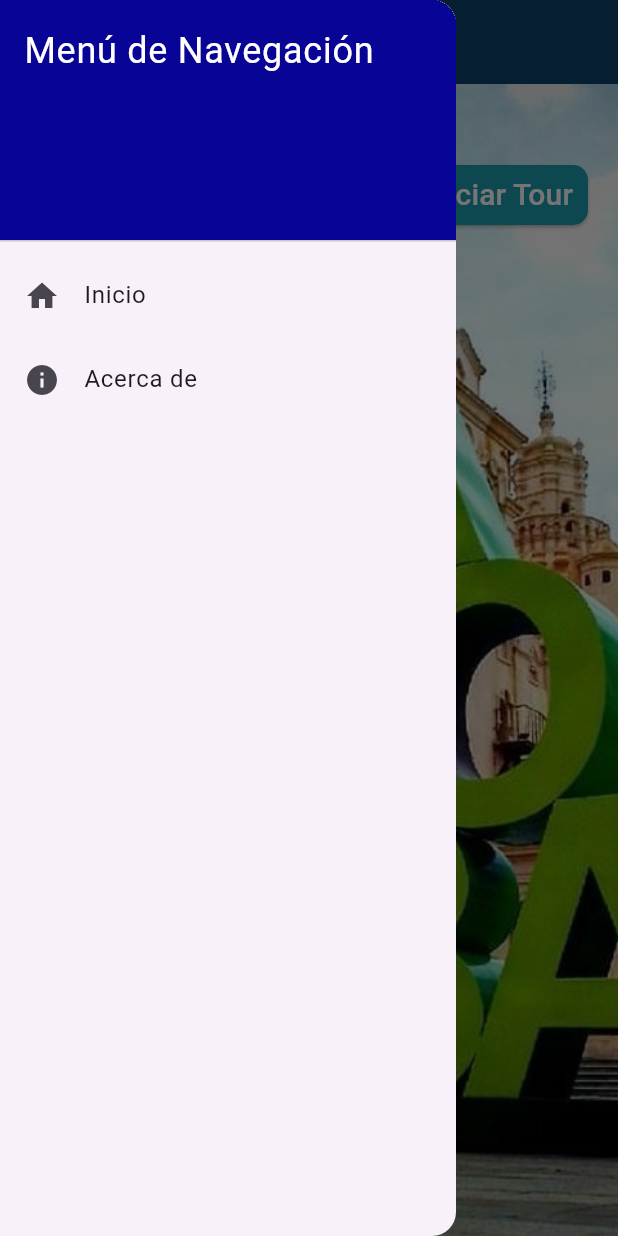
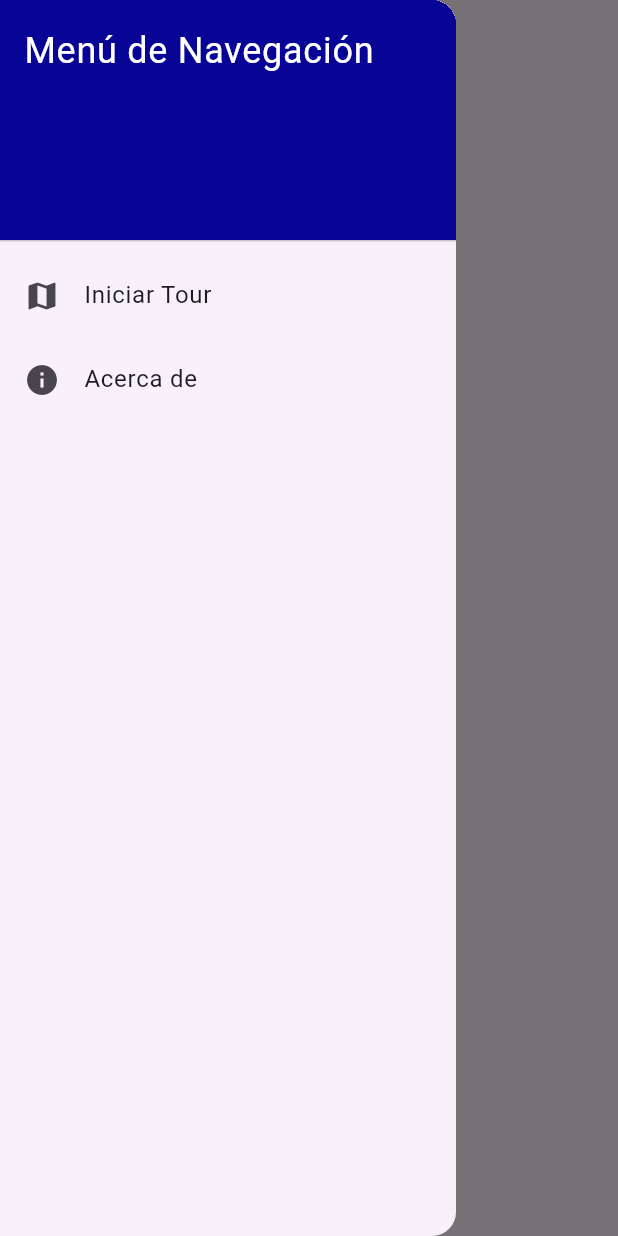
Before and after one commit to EstebanLescano/city_tour, a Flutter app: the screen it shows after launch, with the side drawer open, on a phone screen of 412 x 824 dp. Run offline on Flutter 3.47's test engine with Material 3 defaults, Android fonts, the phone set to English and light mode, and no system bars.

Commit message:
3 commit

```diff
--- a/lib/main.dart
+++ b/lib/main.dart
@@ -1,11 +1,12 @@
 import 'package:flutter/material.dart';
+import 'screens/home_screen.dart';
 
 void main() {
-  runApp(const CityTourApp());
+  runApp(CityTourApp());
 }
 
 class CityTourApp extends StatelessWidget {
-  const CityTourApp({super.key});
+  CityTourApp({super.key});
 
   @override
   Widget build(BuildContext context) {
@@ -16,120 +17,120 @@ class CityTourApp extends StatelessWidget {
         colorScheme: ColorScheme.fromSeed(seedColor: Colors.deepPurple),
       ),
       // MyHomePage debe estar definido aquí o importado.
-      home: const MyHomePage(title: 'CITY TOUR'),
+      home: HomeScreen(),
     );
   }
 }
 
-class MyHomePage extends StatelessWidget {
-  // ⭐ Constructor MyHomePage: Añadir 'const'
-  const MyHomePage({super.key, required this.title});
+// class MyHomePage extends StatelessWidget {
+//   // ⭐ Constructor MyHomePage: Añadir 'const'
+//   const MyHomePage({super.key, required this.title});
 
-  final String title;
+//   final String title;
 
-  @override
-  Widget build(BuildContext context) {
-    const String backgroundImageUrl = 'assets/background.jpg';
+//   @override
+//   Widget build(BuildContext context) {
+//     const String backgroundImageUrl = 'assets/background.jpg';
 
-    return Scaffold(
-      appBar: AppBar(
-        automaticallyImplyLeading: true,
-        title: Text(title, style: const TextStyle(color: Colors.white)),
-        backgroundColor: const Color.fromARGB(255, 10, 65, 110),
-      ),
-      drawer: Drawer(
-        child: ListView(
-          padding: EdgeInsets.zero,
-          children: <Widget>[
-            const DrawerHeader(
-              decoration: BoxDecoration(color: Color.fromARGB(255, 7, 4, 150)),
-              child: Text(
-                'Menú de Navegación',
-                style: TextStyle(color: Colors.white, fontSize: 24),
-              ),
-            ),
-            ListTile(
-              leading: const Icon(Icons.home),
-              title: const Text('Inicio'),
-              onTap: () {
-                Navigator.pop(context);
-              },
-            ),
-            ListTile(
-              leading: const Icon(Icons.info),
-              title: const Text('Acerca de'),
-              onTap: () {
-                Navigator.pop(context);
-              },
-            ),
-          ],
-        ),
-      ),
-      body: Stack(
-        fit: StackFit.expand,
-        children: <Widget>[
-          // Imagen de fondo
-          Container(
-            decoration: const BoxDecoration(
-              image: DecorationImage(
-                image: AssetImage(backgroundImageUrl),
-                fit: BoxFit.cover,
-              ),
-            ),
-          ),
+//     return Scaffold(
+//       appBar: AppBar(
+//         automaticallyImplyLeading: true,
+//         title: Text(title, style: const TextStyle(color: Colors.white)),
+//         backgroundColor: const Color.fromARGB(255, 10, 65, 110),
+//       ),
+//       drawer: Drawer(
+//         child: ListView(
+//           padding: EdgeInsets.zero,
+//           children: <Widget>[
+//             const DrawerHeader(
+//               decoration: BoxDecoration(color: Color.fromARGB(255, 7, 4, 150)),
+//               child: Text(
+//                 'Menú de Navegación',
+//                 style: TextStyle(color: Colors.white, fontSize: 24),
+//               ),
+//             ),
+//             ListTile(
+//               leading: const Icon(Icons.home),
+//               title: const Text('Inicio'),
+//               onTap: () {
+//                 Navigator.pop(context);
+//               },
+//             ),
+//             ListTile(
+//               leading: const Icon(Icons.info),
+//               title: const Text('Acerca de'),
+//               onTap: () {
+//                 Navigator.pop(context);
+//               },
+//             ),
+//           ],
+//         ),
+//       ),
+//       body: Stack(
+//         fit: StackFit.expand,
+//         children: <Widget>[
+//           // Imagen de fondo
+//           Container(
+//             decoration: const BoxDecoration(
+//               image: DecorationImage(
+//                 image: AssetImage(backgroundImageUrl),
+//                 fit: BoxFit.cover,
+//               ),
+//             ),
+//           ),
 
-          // Texto arriba a la izquierda
-          const Positioned(
-            top: 20,
-            left: 20,
-            child: Text(
-              '¡Bienvenido a MCT!',
-              textAlign: TextAlign.start,
-              overflow: TextOverflow.ellipsis,
-              style: TextStyle(
-                fontSize: 24,
-                fontWeight: FontWeight.bold,
-                color: Colors.black87,
-                shadows: [
-                  Shadow(
-                    offset: Offset(1.0, 1.0),
-                    blurRadius: 3.0,
-                    color: Colors.white70,
-                  ),
-                ],
-              ),
-            ),
-          ),
+//           // Texto arriba a la izquierda
+//           const Positioned(
+//             top: 20,
+//             left: 20,
+//             child: Text(
+//               '¡Bienvenido a MCT!',
+//               textAlign: TextAlign.start,
+//               overflow: TextOverflow.ellipsis,
+//               style: TextStyle(
+//                 fontSize: 24,
+//                 fontWeight: FontWeight.bold,
+//                 color: Colors.black87,
+//                 shadows: [
+//                   Shadow(
+//                     offset: Offset(1.0, 1.0),
+//                     blurRadius: 3.0,
+//                     color: Colors.white70,
+//                   ),
+//                 ],
+//               ),
+//             ),
+//           ),
 
-          // Botón arriba a la derecha
-          Positioned(
-            top: 50,
-            right: 20,
-            child: ElevatedButton(
-              onPressed: () {
-                // TODO: Replace with your navigation logic or desired action
-                // Example: Navigator.push(context, MaterialPageRoute(builder: (context) => const SecondRoute()));
-              },
-              style: ElevatedButton.styleFrom(
-                backgroundColor: const Color.fromARGB(255, 29, 156, 175),
-                padding: const EdgeInsets.only(
-                  left: 10,
-                  right: 10,
-                  top: 5,
-                  bottom: 5,
-                ),
-                shape: RoundedRectangleBorder(
-                  borderRadius: BorderRadius.circular(10),
-                ),
-              ),
-              child: const Text(
-                'Iniciar Tour',
-                style: TextStyle(fontSize: 20, color: Colors.white),
-              ),
-            ),
-          ),
-        ],
-      ),
-    );
-  }
-}
+//           // Botón arriba a la derecha
+//           Positioned(
+//             top: 50,
+//             right: 20,
+//             child: ElevatedButton(
+//               onPressed: () {
+//                 // TODO: Replace with your navigation logic or desired action
+//                 // Example: Navigator.push(context, MaterialPageRoute(builder: (context) => const SecondRoute()));
+//               },
+//               style: ElevatedButton.styleFrom(
+//                 backgroundColor: const Color.fromARGB(255, 29, 156, 175),
+//                 padding: const EdgeInsets.only(
+//                   left: 10,
+//                   right: 10,
+//                   top: 5,
+//                   bottom: 5,
+//                 ),
+//                 shape: RoundedRectangleBorder(
+//                   borderRadius: BorderRadius.circular(10),
+//                 ),
+//               ),
+//               child: const Text(
+//                 'Iniciar Tour',
+//                 style: TextStyle(fontSize: 20, color: Colors.white),
+//               ),
+//             ),
+//           ),
+//         ],
+//       ),
+//     );
+//   }
+// }
--- a/lib/screens/home_screen.dart
+++ b/lib/screens/home_screen.dart
@@ -0,0 +1,59 @@
+import 'package:flutter/material.dart';
+import 'package:city_tour/screens/second_screen.dart';
+import 'package:city_tour/screens/third_screen.dart';
+
+class HomeScreen extends StatelessWidget {
+  HomeScreen({super.key});
+
+  @override
+  Widget build(BuildContext context) {
+    // ... (App Bar y otras cosas)
+    return Scaffold(
+      drawer: Drawer(
+        child: ListView(
+          padding: EdgeInsets.zero,
+          children: <Widget>[
+            const DrawerHeader(
+              decoration: BoxDecoration(color: Color.fromARGB(255, 7, 4, 150)),
+              child: Text(
+                'Menú de Navegación',
+                style: TextStyle(color: Colors.white, fontSize: 24),
+              ),
+            ),
+
+            // ⭐ Conectar el botón del tour a la segunda pantalla (Lista)
+            ListTile(
+              leading: const Icon(Icons.map),
+              title: const Text('Iniciar Tour'),
+              onTap: () {
+                Navigator.pop(context); // Cierra el drawer
+                Navigator.push(
+                  context,
+                  MaterialPageRoute(builder: (context) => SecondRoute()),
+                );
+              },
+            ),
+
+            // ⭐ Conectar 'Acerca de' a la TERCERA PANTALLA
+            ListTile(
+              leading: const Icon(Icons.info),
+              title: const Text('Acerca de'),
+              onTap: () {
+                Navigator.pop(context); // Cierra el drawer
+                Navigator.push(
+                  context,
+                  MaterialPageRoute(builder: (context) => ThirdScreen()),
+                );
+              },
+            ),
+          ],
+        ),
+      ),
+
+      // ... (Resto del body con el botón 'Iniciar Tour')
+
+      // Asegúrate de cambiar la navegación del botón 'Iniciar Tour'
+      // a SecondRoute, si no lo has hecho ya.
+    );
+  }
+}
```
Also changed, not shown: lib/screens/second_screen.dart (+29 -0 lines), lib/screens/third_screen.dart (+43 -0 lines), 1 other file.
